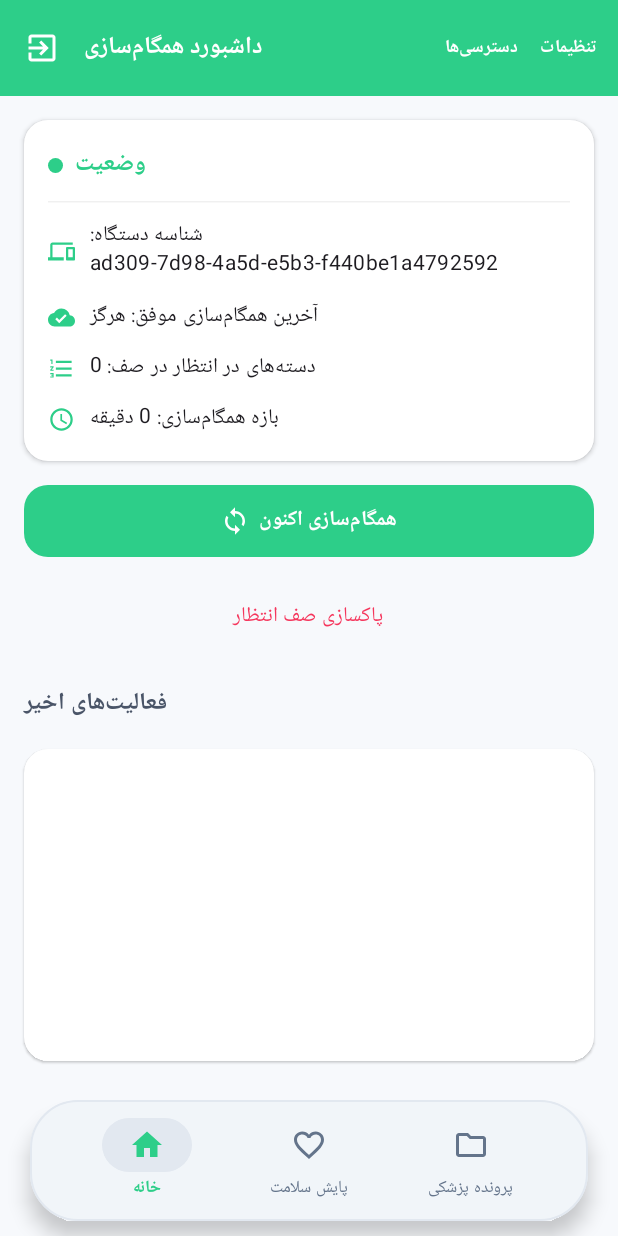
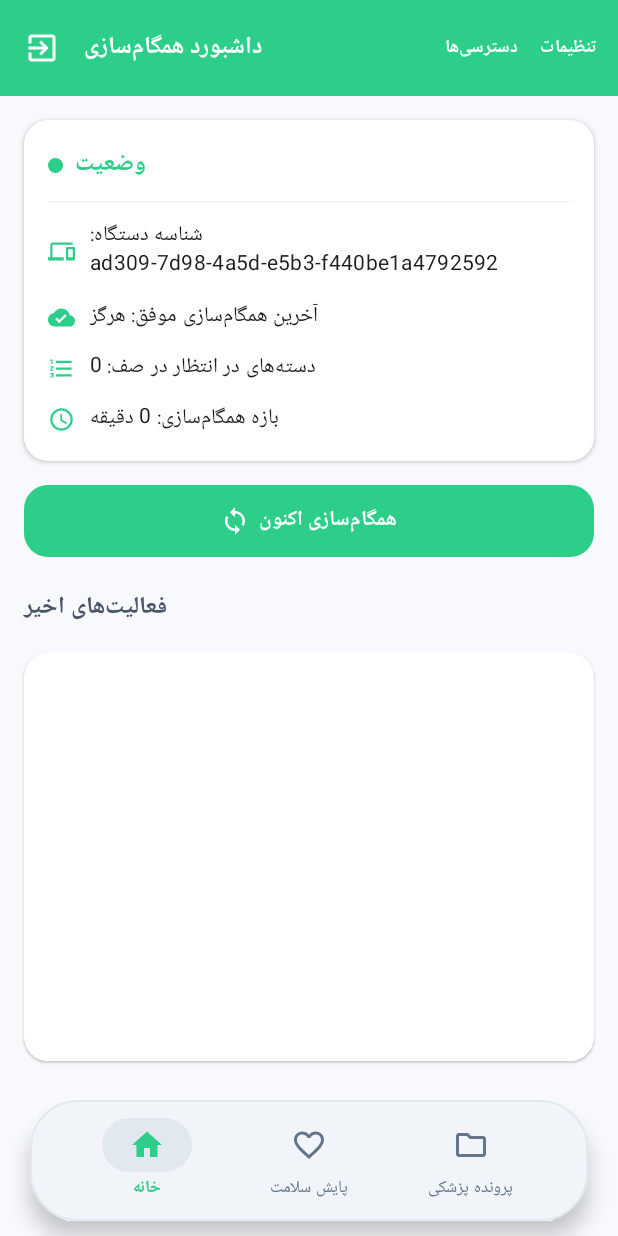
Before and after one commit to omidjamali68/HealthSync, an Android app built with Jetpack Compose: the DashboardScreen screen opened through its navigation route, on a phone screen of 412 x 824 dp. Run offline under Robolectric (Android 15) with nearby library versions, the phone set to English and light mode, and no system bars; our stand-ins replace Dagger/Hilt's generated code, Room's generated code; 4 statements that could not run were skipped.

Commit message:
Add brush to sync que and delete button

```diff
--- a/app/src/main/java/com/example/healthsync/ui/dashboard/DashboardScreen.kt
+++ b/app/src/main/java/com/example/healthsync/ui/dashboard/DashboardScreen.kt
@@ -10,6 +10,7 @@ import androidx.compose.foundation.shape.RoundedCornerShape
 import androidx.compose.material.icons.Icons
 import androidx.compose.material.icons.automirrored.filled.ExitToApp
 import androidx.compose.material.icons.filled.AccessTime
+import androidx.compose.material.icons.filled.Brush
 import androidx.compose.material.icons.filled.CloudDone
 import androidx.compose.material.icons.filled.Devices
 import androidx.compose.material.icons.filled.FormatListNumbered
@@ -187,7 +188,22 @@ fun DashboardScreen(
                     )
                     StatusItemRow(
                         icon = Icons.Default.FormatListNumbered,
-                        label = stringResource(R.string.pending_batches_label, s.queueSize)
+                        label = stringResource(R.string.pending_batches_label, s.queueSize),
+                        trailingContent = if (s.queueSize > 0) {
+                            {
+                                IconButton(
+                                    onClick = vm::clearQueue,
+                                    modifier = Modifier.size(24.dp)
+                                ) {
+                                    Icon(
+                                        imageVector = Icons.Default.Brush,
+                                        contentDescription = stringResource(R.string.clear_queue),
+                                        tint = MaterialTheme.colorScheme.error,
+                                        modifier = Modifier.size(18.dp)
+                                    )
+                                }
+                            }
+                        } else null
                     )
                     StatusItemRow(
                         icon = Icons.Default.AccessTime,
@@ -222,13 +238,6 @@ fun DashboardScreen(
                 ) {
                     Text(stringResource(R.string.send_test_data))
                 }
-            }
-
-            TextButton(
-                onClick = vm::clearQueue,
-                modifier = Modifier.fillMaxWidth(),
-            ) {
-                Text(stringResource(R.string.clear_queue), color = MaterialTheme.colorScheme.error)
             }
 
             Text(
@@ -294,12 +303,18 @@ fun DashboardScreen(
 @Composable
 private fun StatusItemRow(
     icon: androidx.compose.ui.graphics.vector.ImageVector,
-    label: String
+    label: String,
+    trailingContent: (@Composable () -> Unit)? = null
+) {
+    Row(
+        verticalAlignment = Alignment.CenterVertically,
+        horizontalArrangement = Arrangement.SpaceBetween,
+        modifier = Modifier.fillMaxWidth()
     ) {
         Row(
             verticalAlignment = Alignment.CenterVertically,
             horizontalArrangement = Arrangement.spacedBy(10.dp),
-        modifier = Modifier.fillMaxWidth()
+            modifier = Modifier.weight(1f, fill = false)
         ) {
             Icon(
                 imageVector = icon,
@@ -312,6 +327,10 @@ private fun StatusItemRow(
                 style = MaterialTheme.typography.bodyMedium,
                 color = MaterialTheme.colorScheme.onSurface
             )
+        }
+        if (trailingContent != null) {
+            trailingContent()
+        }
     }
 }
 
```
Lines whose indentation alone changed are shown as unchanged.
